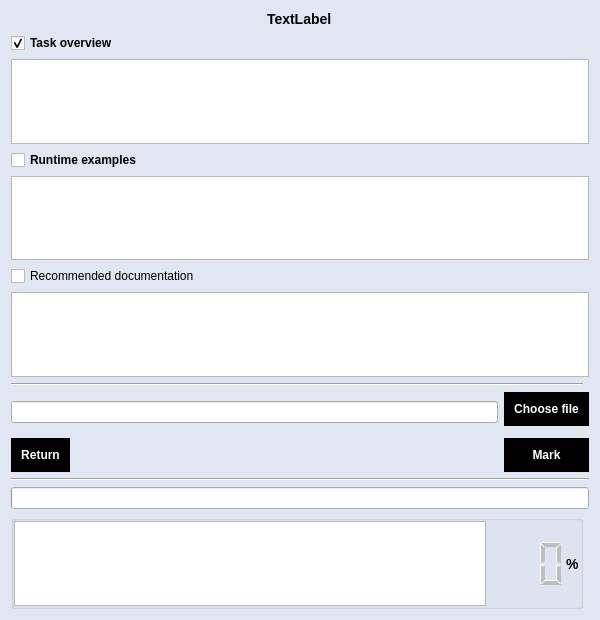
The window that task.ui (SecurityCze/programming_for_dummies_by_dummies_application) describes before a commit, drawn with Qt 5.
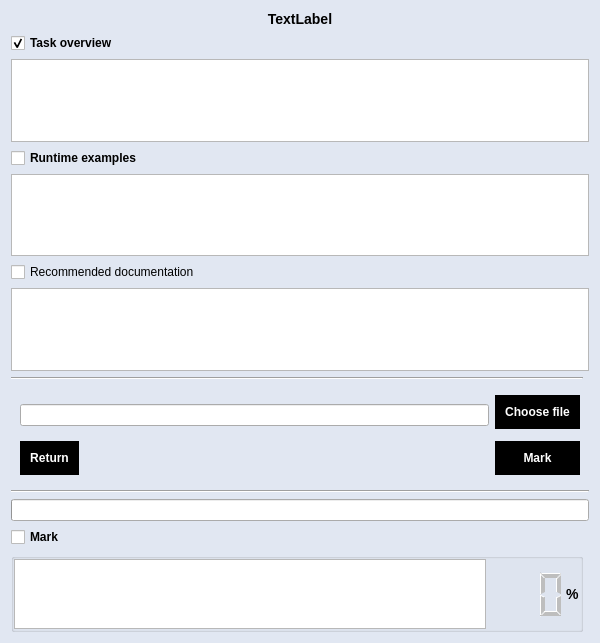
The same window after the commit.

Diff of the .ui file:
```diff
--- a/task.ui
+++ b/task.ui
@@ -7,7 +7,7 @@
     <x>0</x>
     <y>0</y>
     <width>600</width>
-    <height>620</height>
+    <height>643</height>
    </rect>
   </property>
   <property name="windowTitle">
@@ -84,7 +84,7 @@
 }</string>
   </property>
   <layout class="QGridLayout" name="gridLayout">
-   <item row="14" column="0">
+   <item row="13" column="0">
     <widget class="QGroupBox" name="groupboxMarks">
      <layout class="QGridLayout" name="markLayout">
       <property name="leftMargin">
@@ -172,96 +172,8 @@
      </layout>
     </widget>
    </item>
-   <item row="5" column="0" colspan="2">
-    <layout class="QGridLayout" name="uploadLayout">
-     <property name="sizeConstraint">
-      <enum>QLayout::SetDefaultConstraint</enum>
-     </property>
-     <item row="2" column="2">
-      <widget class="QPushButton" name="markButton">
-       <property name="enabled">
-        <bool>false</bool>
-       </property>
-       <property name="toolTip">
-        <string>Marks chosen solution</string>
-       </property>
-       <property name="text">
-        <string>Mark</string>
-       </property>
-      </widget>
-     </item>
-     <item row="2" column="1">
-      <spacer name="spacerReturnMark">
-       <property name="orientation">
-        <enum>Qt::Horizontal</enum>
-       </property>
-       <property name="sizeHint" stdset="0">
-        <size>
-         <width>40</width>
-         <height>20</height>
-        </size>
-       </property>
-      </spacer>
-     </item>
-     <item row="2" column="0">
-      <widget class="QPushButton" name="returnButton">
-       <property name="text">
-        <string>Return</string>
-       </property>
-      </widget>
-     </item>
-     <item row="0" column="2">
-      <widget class="QPushButton" name="fileButton">
-       <property name="text">
-        <string>Choose file</string>
-       </property>
-      </widget>
-     </item>
-     <item row="0" column="0" rowspan="2" colspan="2">
-      <widget class="QLineEdit" name="fileName">
-       <property name="acceptDrops">
-        <bool>false</bool>
-       </property>
-       <property name="toolTip">
-        <string>Chosen file for validationg</string>
-       </property>
-       <property name="frame">
-        <bool>true</bool>
-       </property>
-       <property name="readOnly">
-        <bool>true</bool>
-       </property>
-      </widget>
-     </item>
-    </layout>
-   </item>
-   <item row="3" column="0" colspan="2">
-    <layout class="QVBoxLayout" name="documentationLayout">
-     <item>
-      <widget class="QCheckBox" name="documentationBox">
-       <property name="text">
-        <string>Recommended documentation</string>
-       </property>
-      </widget>
-     </item>
-     <item>
-      <widget class="QTextEdit" name="documentationEdit">
-       <property name="readOnly">
-        <bool>true</bool>
-       </property>
-      </widget>
-     </item>
-    </layout>
-   </item>
    <item row="1" column="0" colspan="2">
     <layout class="QVBoxLayout" name="taskLayout">
-     <item alignment="Qt::AlignHCenter">
-      <widget class="QLabel" name="taskName">
-       <property name="text">
-        <string>TextLabel</string>
-       </property>
-      </widget>
-     </item>
      <item>
       <widget class="QCheckBox" name="taskCheckBox">
        <property name="font">
@@ -291,10 +203,56 @@
        </property>
       </widget>
      </item>
+     <item>
+      <widget class="QCheckBox" name="runtimeExamplesBox">
+       <property name="font">
+        <font>
+         <weight>75</weight>
+         <bold>true</bold>
+        </font>
+       </property>
+       <property name="toolTip">
+        <string>Shows runtime examples</string>
+       </property>
+       <property name="text">
+        <string>Runtime examples</string>
+       </property>
+      </widget>
+     </item>
+     <item>
+      <widget class="QTextEdit" name="runtimeExamplesEdit">
+       <property name="toolTip">
+        <string>Runtime examples for current task</string>
+       </property>
+       <property name="readOnly">
+        <bool>true</bool>
+       </property>
+      </widget>
+     </item>
+     <item>
+      <widget class="QCheckBox" name="documentationBox">
+       <property name="toolTip">
+        <string>Shows recomended documentation</string>
+       </property>
+       <property name="text">
+        <string>Recommended documentation</string>
+       </property>
+      </widget>
+     </item>
+     <item>
+      <widget class="QTextEdit" name="documentationEdit">
+       <property name="toolTip">
+        <string>Recomended documentation for current task</string>
+       </property>
+       <property name="readOnly">
+        <bool>true</bool>
+       </property>
+      </widget>
+     </item>
     </layout>
    </item>
-   <item row="8" column="0" colspan="2">
-    <widget class="Line" name="lineUploadScore">
+   <item row="2" column="0">
+    <widget class="Line" name="lineTaskUpload">
      <property name="sizePolicy">
       <sizepolicy hsizetype="Expanding" vsizetype="Fixed">
        <horstretch>0</horstretch>
@@ -306,7 +264,81 @@
      </property>
     </widget>
    </item>
-   <item row="13" column="0" colspan="2">
+   <item row="3" column="0" colspan="2">
+    <widget class="QFrame" name="uploadFrame">
+     <property name="sizePolicy">
+      <sizepolicy hsizetype="Preferred" vsizetype="Fixed">
+       <horstretch>0</horstretch>
+       <verstretch>0</verstretch>
+      </sizepolicy>
+     </property>
+     <layout class="QGridLayout" name="uploadLayout">
+      <property name="sizeConstraint">
+       <enum>QLayout::SetDefaultConstraint</enum>
+      </property>
+      <item row="2" column="2">
+       <widget class="QPushButton" name="markButton">
+        <property name="enabled">
+         <bool>false</bool>
+        </property>
+        <property name="toolTip">
+         <string>Marks chosen solution</string>
+        </property>
+        <property name="text">
+         <string>Mark</string>
+        </property>
+       </widget>
+      </item>
+      <item row="2" column="1">
+       <spacer name="spacerReturnMark">
+        <property name="orientation">
+         <enum>Qt::Horizontal</enum>
+        </property>
+        <property name="sizeHint" stdset="0">
+         <size>
+          <width>40</width>
+          <height>20</height>
+         </size>
+        </property>
+       </spacer>
+      </item>
+      <item row="2" column="0">
+       <widget class="QPushButton" name="returnButton">
+        <property name="text">
+         <string>Return</string>
+        </property>
+       </widget>
+      </item>
+      <item row="0" column="2">
+       <widget class="QPushButton" name="fileButton">
+        <property name="toolTip">
+         <string>Lets you choose a file for makring</string>
+        </property>
+        <property name="text">
+         <string>Choose file</string>
+        </property>
+       </widget>
+      </item>
+      <item row="0" column="0" rowspan="2" colspan="2">
+       <widget class="QLineEdit" name="fileName">
+        <property name="acceptDrops">
+         <bool>false</bool>
+        </property>
+        <property name="toolTip">
+         <string>Chosen file for validationg</string>
+        </property>
+        <property name="frame">
+         <bool>true</bool>
+        </property>
+        <property name="readOnly">
+         <bool>true</bool>
+        </property>
+       </widget>
+      </item>
+     </layout>
+    </widget>
+   </item>
+   <item row="11" column="0" colspan="2">
     <widget class="QProgressBar" name="progressBarSolution">
      <property name="enabled">
       <bool>true</bool>
@@ -322,8 +354,8 @@
      </property>
     </widget>
    </item>
-   <item row="4" column="0">
-    <widget class="Line" name="lineTaskUpload">
+   <item row="6" column="0" colspan="2">
+    <widget class="Line" name="lineUploadScore">
      <property name="sizePolicy">
       <sizepolicy hsizetype="Expanding" vsizetype="Fixed">
        <horstretch>0</horstretch>
@@ -335,32 +367,34 @@
      </property>
     </widget>
    </item>
-   <item row="2" column="0" colspan="2">
-    <layout class="QVBoxLayout" name="runtimeExamplesLayout">
-     <property name="sizeConstraint">
-      <enum>QLayout::SetDefaultConstraint</enum>
+   <item row="0" column="0" colspan="2">
+    <widget class="QLabel" name="taskName">
+     <property name="toolTip">
+      <string>Name of current task</string>
      </property>
-     <item>
-      <widget class="QCheckBox" name="runtimeExamplesBox">
-       <property name="font">
-        <font>
-         <weight>75</weight>
-         <bold>true</bold>
-        </font>
-       </property>
-       <property name="text">
-        <string>Runtime examples</string>
-       </property>
-      </widget>
-     </item>
-     <item>
-      <widget class="QTextEdit" name="runtimeExamplesEdit">
-       <property name="readOnly">
-        <bool>true</bool>
-       </property>
-      </widget>
-     </item>
-    </layout>
+     <property name="text">
+      <string>TextLabel</string>
+     </property>
+     <property name="alignment">
+      <set>Qt::AlignCenter</set>
+     </property>
+    </widget>
+   </item>
+   <item row="12" column="0">
+    <widget class="QCheckBox" name="markCheckBox">
+     <property name="font">
+      <font>
+       <weight>75</weight>
+       <bold>true</bold>
+      </font>
+     </property>
+     <property name="toolTip">
+      <string>Shows mark and errors</string>
+     </property>
+     <property name="text">
+      <string>Mark</string>
+     </property>
+    </widget>
    </item>
   </layout>
  </widget>
```
Left out of the diff: 6 changed lines with no effect on the pictures.
